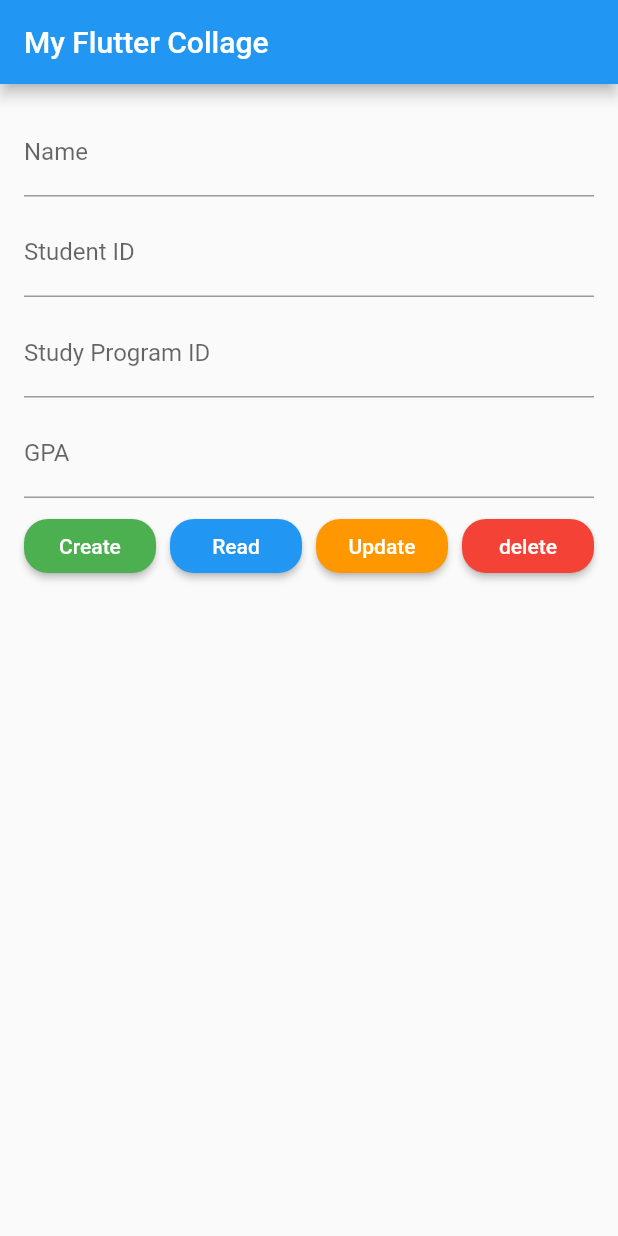
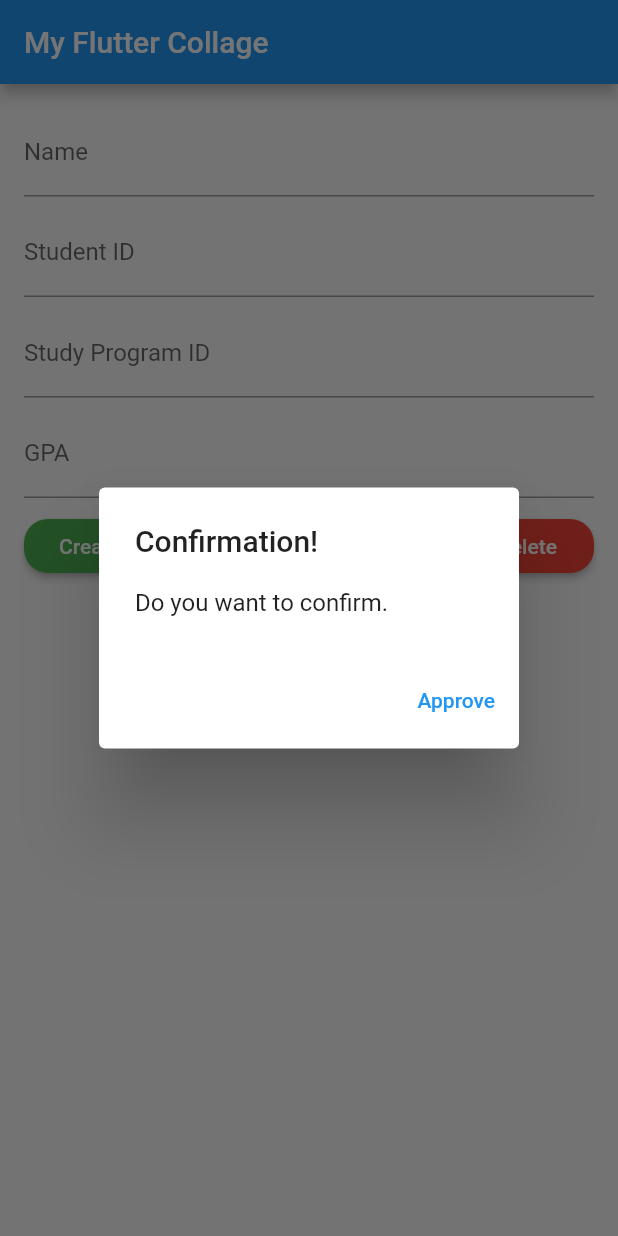
Before and after one commit to Aryog/flutter_firebase_crud, a Flutter app: the screen it shows after launch, after a tap on "Create", on a phone screen of 412 x 824 dp. Run offline on Flutter 3.47's test engine with Material 2 defaults, Android fonts, the phone set to English and light mode, and no system bars; our stand-ins replace cloud_firestore, firebase_core; accounts and stored records are empty.

Commit message:
finalized commit

```diff
--- a/lib/main.dart
+++ b/lib/main.dart
@@ -136,7 +136,7 @@ class _MyAppState extends State<MyApp> {
                     textColor: Colors.white,
                     shape: RoundedRectangleBorder(borderRadius: BorderRadius.circular(16)),
                     onPressed: () {
-                      createData();
+                      showSimpleAlert();
                      },
                   ),
                   MaterialButton(
@@ -227,6 +227,36 @@ class _MyAppState extends State<MyApp> {
     fieldText3.clear();
     fieldText4.clear();
   }
+
+
+
+  // Alert dialog implementation
+ Future<void> showSimpleAlert() async
+  {
+    return showDialog<void>(
+      context: context,
+      barrierDismissible: false, //user must tap on buttons
+      builder: (context){
+        return AlertDialog(
+          title: Text("Confirmation!"),
+          content: SingleChildScrollView(child: ListBody(children: [
+            Text('Do you want to confirm.'),
+          ],
+          )
+        ),
+        actions: <Widget>[
+          TextButton(
+            child: const Text('Approve'),
+            onPressed: () {
+              Navigator.of(context).pop();
+              createData();
+            },
+          ),
+        ],
+        );
+      }
+    );
+  }
   createData() async {
     log("Created!");
     DocumentReference documentReference = FirebaseFirestore.instance.collection('MyCollage').doc(studentId);
@@ -264,6 +294,9 @@ class _MyAppState extends State<MyApp> {
             final key = mapEntry.key;
             final value = mapEntry.value;
             log('Key: $key, Value: $value');  // Key: a, Value: 1 ...
+            if(key == "studyprogramId"){fieldText3.text=value;}
+            if(key == "studentName"){fieldText1.text=value;}
+            if(key == "studentGPA"){fieldText4.text=value.toString();}
             }
       },
       onError: (e) => print("Error getting document: $e"),
@@ -288,7 +321,7 @@ class _MyAppState extends State<MyApp> {
   deleteData() async{
     log("Deleted!");
     DocumentReference documentReference = FirebaseFirestore.instance.collection('MyCollage').doc(studentId);
-    await documentReference.delete().whenComplete(() => log("$studentName Deleted!"));
+    await documentReference.delete().whenComplete(() => log("$studentId Deleted!"));
     clearText();
   }
 }
```
Also changed, not shown: 6 other files.
